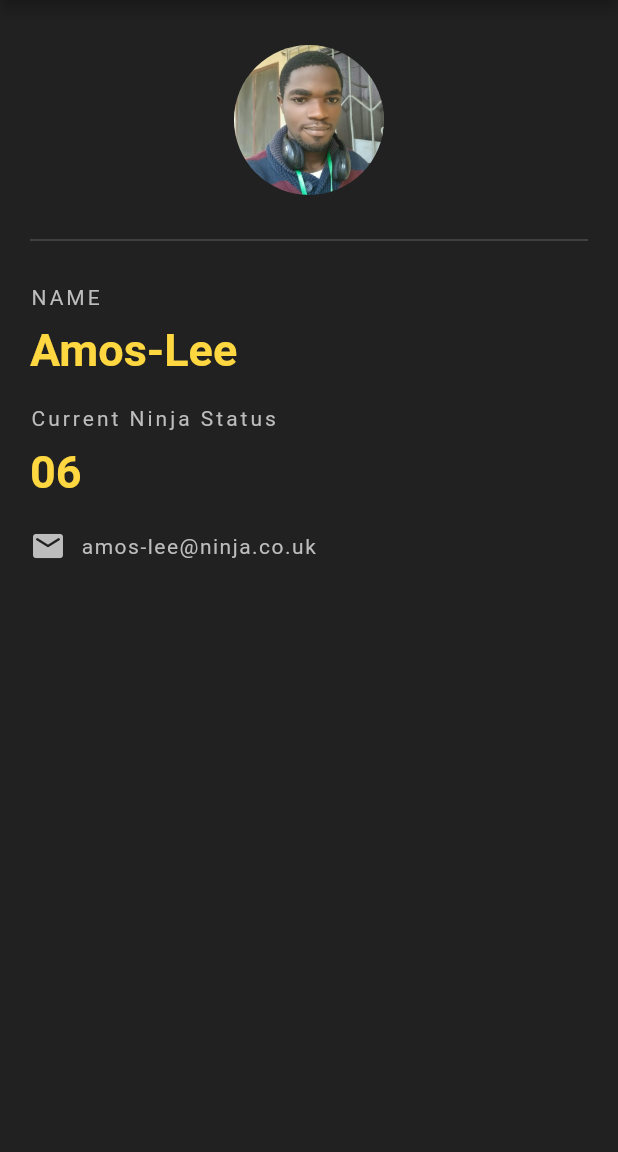
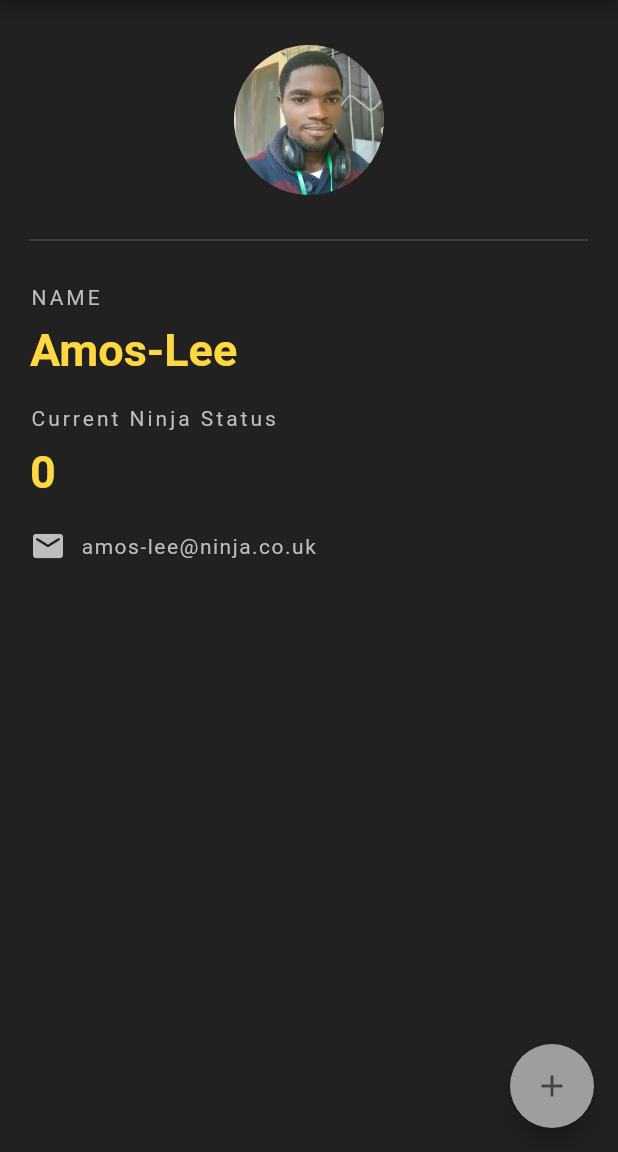
Before and after one commit to amosTimi/ninja_card, a Flutter app: the screen it shows after launch, on a phone screen of 412 x 824 dp, the part 84-1236 px from its top. Run offline on Flutter 3.47's test engine with Material 2 defaults, Android fonts, the phone set to English and light mode, and no system bars.

Commit message:
Converted to stateful widget and added floatingActionButton widget

```diff
--- a/lib/main.dart
+++ b/lib/main.dart
@@ -6,7 +6,13 @@ void main() {
   ));
 }
 
-class NinjaIdCard extends StatelessWidget {
+class NinjaIdCard extends StatefulWidget {
+  @override
+  _NinjaIdCardState createState() => _NinjaIdCardState();
+}
+
+class _NinjaIdCardState extends State<NinjaIdCard> {
+  int ninjaLevel = 0;
   @override
   Widget build(BuildContext context) {
     return Scaffold(
@@ -15,6 +21,16 @@ class NinjaIdCard extends StatelessWidget {
         title: Text('Ninja ID Card'),
         centerTitle: true,
         backgroundColor: Colors.grey[800],
+      ),
+      floatingActionButton: FloatingActionButton(
+        onPressed: (){
+          setState((){
+            ninjaLevel += 1;
+          });
+        },
+        backgroundColor: Colors.grey[500],
+        child: Icon(Icons.add,
+        color: Colors.grey[800]),
       ),
       body: Container(
         padding: EdgeInsets.fromLTRB(20.0,30.0,20.0,0.0),
@@ -52,7 +68,7 @@ class NinjaIdCard extends StatelessWidget {
                   letterSpacing: 2.0,
                 )),
             SizedBox(height: 10.0),
-            Text('06',
+            Text('$ninjaLevel',
                 style: TextStyle(
                   color: Colors.amberAccent,
                   fontSize: 30.0,
```
